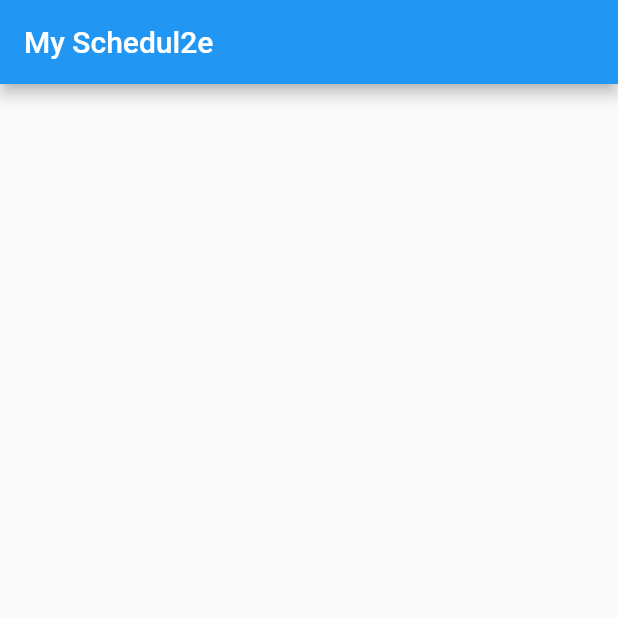
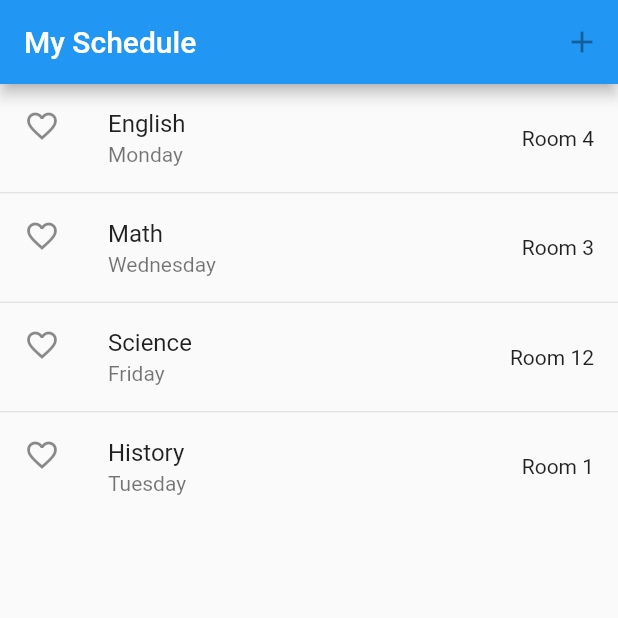
Before and after one commit to leonardoprimieri/flutter-my-schedule, a Flutter app: the screen it shows after launch, on a phone screen of 412 x 824 dp, the top half of it. Run offline on Flutter 3.47's test engine with Material 2 defaults, Android fonts, the phone set to English and light mode, and no system bars; statements that could not run were skipped.

Commit message:
✨ create new lesson route

```diff
--- /dev/null
+++ b/lib/config/routes.dart
@@ -0,0 +1,10 @@
+import 'package:my_schedule/list_lessons.dart';
+import 'package:my_schedule/new_lesson.dart';
+
+const String homePage = '/';
+const String addLessonPage = '/new';
+
+var routes = {
+  homePage: (context) => const ListLessons(),
+  addLessonPage: (context) => const NewLesson(),
+};
--- a/lib/list_classes.dart
+++ /dev/null
@@ -1,23 +0,0 @@
-import 'package:flutter/material.dart';
-
-class ListClasses extends StatefulWidget {
-  const ListClasses({super.key});
-
-  @override
-  State<ListClasses> createState() => _ListClassesState();
-}
-
-class _ListClassesState extends State<ListClasses> {
-  @override
-  Widget build(BuildContext context) {
-    return Scaffold(
-        appBar: AppBar(
-          title: const Text('My Schedul2e'),
-        ),
-        body: Center(
-          child: Column(
-            children: [],
-          ),
-        ));
-  }
-}
--- /dev/null
+++ b/lib/list_lessons.dart
@@ -0,0 +1,45 @@
+import 'package:flutter/material.dart';
+import 'package:my_schedule/config/routes.dart';
+import 'package:my_schedule/model/lesson.dart';
+
+class ListLessons extends StatefulWidget {
+  const ListLessons({super.key});
+
+  @override
+  State<ListLessons> createState() => _ListLessonsState();
+}
+
+class _ListLessonsState extends State<ListLessons> {
+  var lessons = const [
+    Lesson(name: 'English', dayOfWeek: 'Monday', local: 'Room 4'),
+    Lesson(name: 'Math', dayOfWeek: 'Wednesday', local: 'Room 3'),
+    Lesson(name: 'Science', dayOfWeek: 'Friday', local: 'Room 12'),
+    Lesson(name: 'History', dayOfWeek: 'Tuesday', local: 'Room 1'),
+  ];
+
+  @override
+  Widget build(BuildContext context) {
+    return Scaffold(
+        appBar: AppBar(
+          title: const Text('My Schedule'),
+          actions: [
+            IconButton(
+                onPressed: () {
+                  Navigator.of(context).pushNamed(addLessonPage)
+                },
+                icon: const Icon(Icons.add)),
+          ],
+        ),
+        body: ListView.separated(
+            itemBuilder: (_, index) => buildLessonItem(lessons[index]),
+            separatorBuilder: (_, index) => const Divider(height: 1),
+            itemCount: lessons.length));
+  }
+
+  Widget buildLessonItem(Lesson lesson) => ListTile(
+        leading: const Icon(Icons.favorite_border_outlined),
+        title: Text(lesson.name),
+        subtitle: Text(lesson.dayOfWeek),
+        trailing: Text(lesson.local),
+      );
+}
--- a/lib/main.dart
+++ b/lib/main.dart
@@ -1,5 +1,5 @@
 import 'package:flutter/material.dart';
-import 'package:my_schedule/list_classes.dart';
+import 'package:my_schedule/list_lessons.dart';
 
 void main() {
   runApp(const MyApp());
@@ -11,11 +11,12 @@ class MyApp extends StatelessWidget {
   @override
   Widget build(BuildContext context) {
     return MaterialApp(
+      debugShowCheckedModeBanner: false,
       title: 'Flutter Demo',
       theme: ThemeData(
         primarySwatch: Colors.blue,
       ),
-      home: const ListClasses(),
+      home: const ListLessons(),
     );
   }
 }
--- /dev/null
+++ b/lib/model/lesson.dart
@@ -0,0 +1,11 @@
+class Lesson {
+  final String name;
+  final String dayOfWeek;
+  final String local;
+
+  const Lesson({
+    required this.name,
+    required this.dayOfWeek,
+    required this.local,
+  });
+}
--- /dev/null
+++ b/lib/new_lesson.dart
@@ -0,0 +1,19 @@
+import 'package:flutter/material.dart';
+import 'package:flutter/src/widgets/container.dart';
+import 'package:flutter/src/widgets/framework.dart';
+
+class NewLesson extends StatelessWidget {
+  const NewLesson({super.key});
+
+  @override
+  Widget build(BuildContext context) {
+    return Scaffold(
+      appBar: AppBar(
+        title: const Text('New Lesson'),
+      ),
+      body: const Center(
+        child: Text('New Lesson'),
+      ),
+    );
+  }
+}
```
